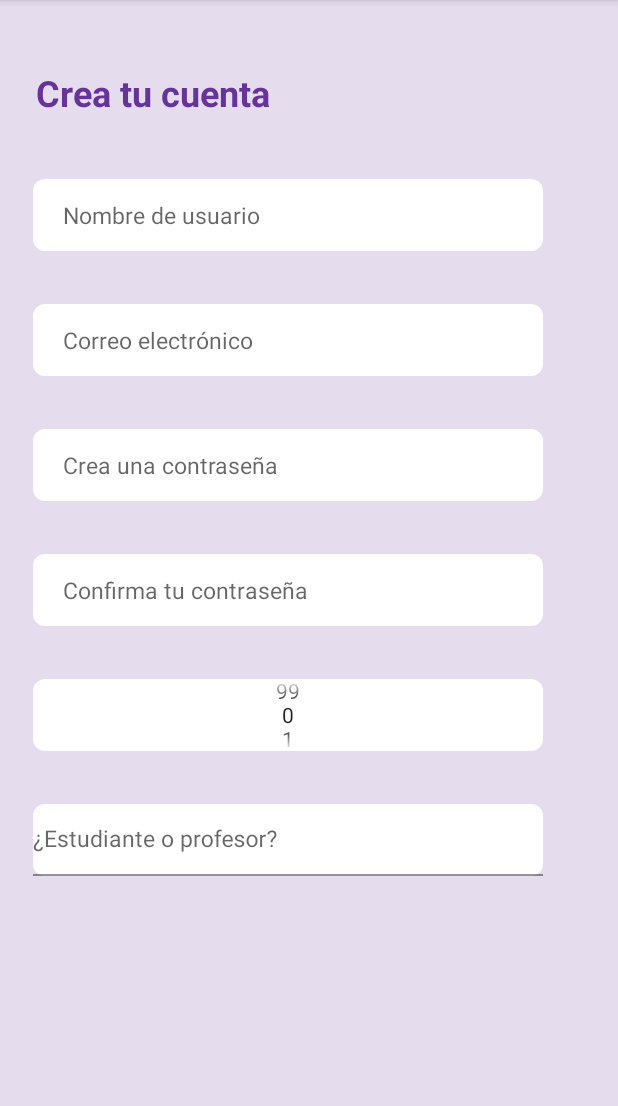
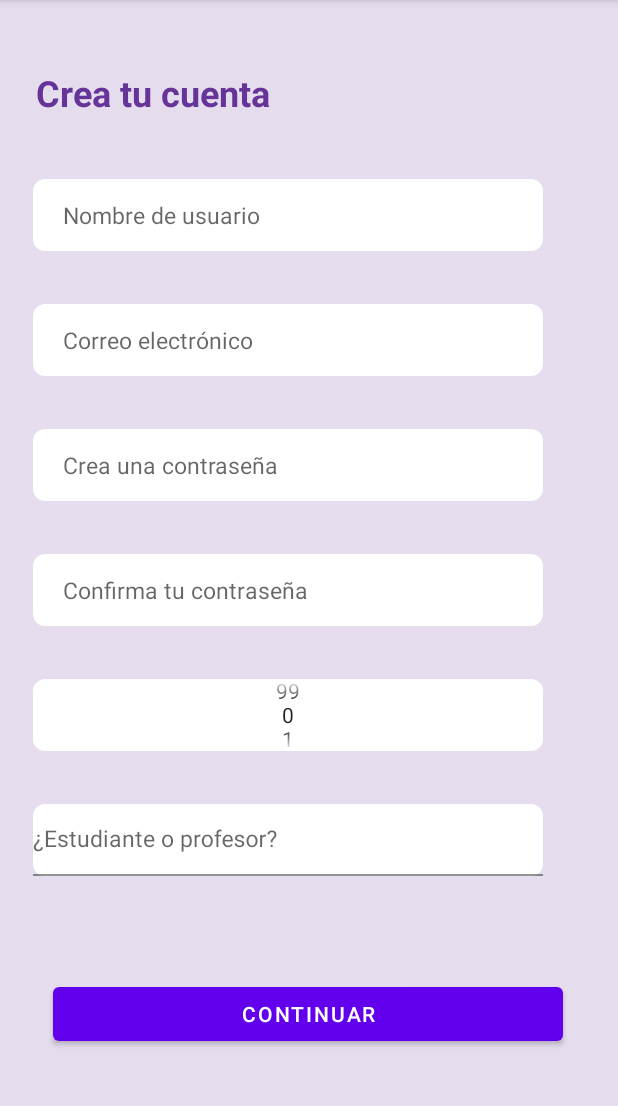
Before and after one commit to Jess-CR/OkayApp, an Android app: the SignUp screen opened directly, with no data from a screen before it, on a phone screen of 412 x 824 dp, the part 84-1190 px from its top. Run offline under Robolectric (Android 15) with nearby library versions, the phone set to English and light mode, and no system bars.

Commit message:
se agrega button

```diff
--- a/app/src/main/res/layout/activity_menu.xml
+++ b/app/src/main/res/layout/activity_menu.xml
@@ -40,7 +40,7 @@
 
     <Button
         android:id="@+id/menu_btn_signUp"
-        android:layout_width="340dp"
+        android:layout_width="330dp"
         android:layout_height="50dp"
         android:layout_marginStart="22dp"
         android:layout_marginTop="30dp"
--- a/app/src/main/res/layout/activity_sign_up.xml
+++ b/app/src/main/res/layout/activity_sign_up.xml
@@ -126,6 +126,16 @@
 
     </com.google.android.material.textfield.TextInputLayout>
 
+    <Button
+        android:id="@+id/sign_up_btn_continuar"
+        android:layout_width="340dp"
+        android:layout_height="wrap_content"
+        android:layout_marginTop="68dp"
+        android:text="@string/sign_up_button"
+        app:layout_constraintEnd_toEndOf="parent"
+        app:layout_constraintHorizontal_bias="0.492"
+        app:layout_constraintStart_toStartOf="parent"
+        app:layout_constraintTop_toBottomOf="@+id/textInputLayout2" />
 
 
 </androidx.constraintlayout.widget.ConstraintLayout>
```
